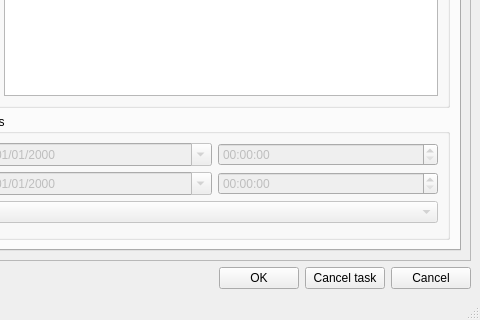
Giswater/giswater_qgis_plugin, file core/ui/toolbars/om/mincut.ui: the form before one commit; both pictures show x 118 to 598 and y 448 to 768 of the 598 by 768 pixel window.
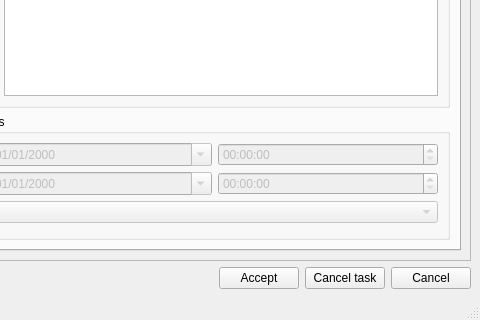
The form after the commit. Icons and pictures are not drawn.

Commit message: feat(mincut): change btn from ok to accept

Patch:
```diff
--- a/core/ui/toolbars/om/mincut.ui
+++ b/core/ui/toolbars/om/mincut.ui
@@ -982,7 +982,7 @@
       <item row="0" column="2">
        <widget class="QPushButton" name="btn_accept">
         <property name="text">
-         <string>OK</string>
+         <string>Accept</string>
         </property>
        </widget>
       </item>
```
The commit also changes 4 other files.
